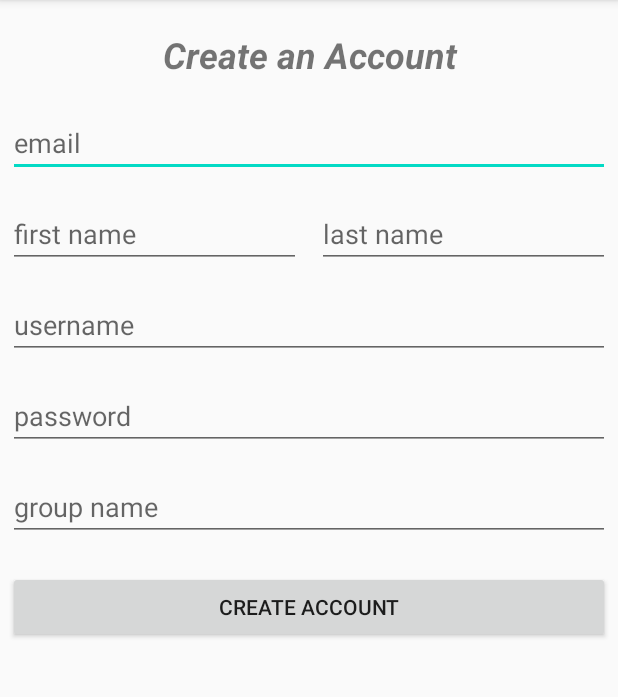
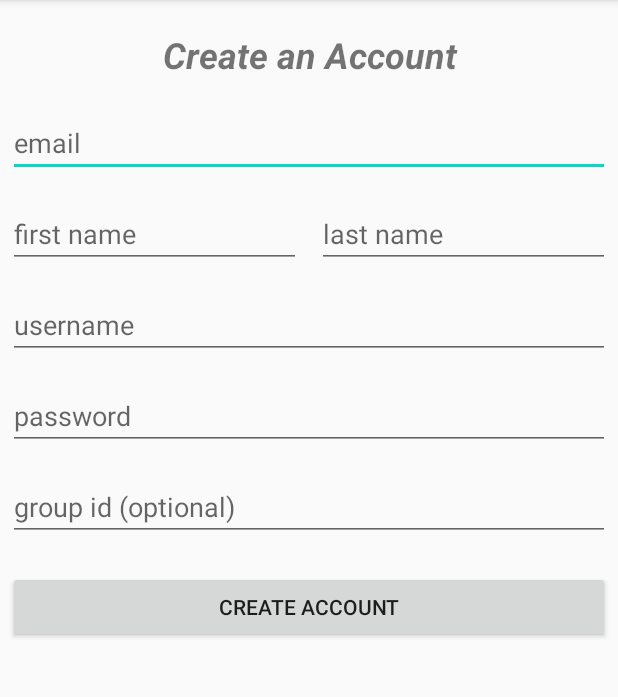
Before and after one commit to Todo-App-Codepath/todoApp, an Android app: the CreateAccountActivity screen opened directly, with no data from a screen before it, on a phone screen of 412 x 824 dp, the part 84-781 px from its top. Run offline under Robolectric (Android 15) with nearby library versions, the phone set to English and light mode, and no system bars; libraries missing offline, so code that uses them is left out: com.parse.

Commit message:
Remove create a group functionality from Create Account page. Replace with option to join an existing group.

```diff
--- a/app/src/main/java/com/example/chorewheel/CreateAccountActivity.java
+++ b/app/src/main/java/com/example/chorewheel/CreateAccountActivity.java
@@ -10,9 +10,12 @@ import android.widget.Button;
 import android.widget.EditText;
 import android.widget.Toast;
 
+import com.parse.GetCallback;
 import com.parse.ParseException;
 import com.parse.ParseObject;
+import com.parse.ParseQuery;
 import com.parse.ParseUser;
+import com.parse.SaveCallback;
 import com.parse.SignUpCallback;
 
 public class CreateAccountActivity extends AppCompatActivity {
@@ -23,7 +26,7 @@ public class CreateAccountActivity extends AppCompatActivity {
     private EditText etLname;
     private EditText etUsername;
     private EditText etPassword;
-    private EditText etGroupName;
+    private EditText etGroupID;
     private Button btnCreateAccount;
 
     @Override
@@ -36,25 +39,48 @@ public class CreateAccountActivity extends AppCompatActivity {
         etLname = findViewById(R.id.etLname);
         etUsername = findViewById(R.id.etUsername);
         etPassword = findViewById(R.id.etPassword);
-        etGroupName = findViewById(R.id.etGroupName);
+        etGroupID = findViewById(R.id.etGroupID);
         btnCreateAccount = findViewById(R.id.btnCreateAccount);
 
         btnCreateAccount.setOnClickListener(new View.OnClickListener() {
             @Override
             public void onClick(View v) {
                 Log.i(TAG, "onClick Create Account button");
-                String email = etEmail.getText().toString();
-                String firstName = etFname.getText().toString();
-                String lastName = etLname.getText().toString();
-                String username = etUsername.getText().toString();
-                String password = etPassword.getText().toString();
-                String group = etGroupName.getText().toString();
-                createAccount(email, firstName, lastName, username, password, group);
+                final String email = etEmail.getText().toString();
+                final String firstName = etFname.getText().toString();
+                final String lastName = etLname.getText().toString();
+                final String username = etUsername.getText().toString();
+                final String password = etPassword.getText().toString();
+                final String groupID = etGroupID.getText().toString();
+
+                if (groupID.equals("")) {
+                    createAccount(email,firstName, lastName, username, password);
+                    finish();
+                }
+                else {
+                    ParseQuery<ParseObject> query = ParseQuery.getQuery("Group");
+                    query.whereEqualTo("objectId", groupID);
+                    query.getFirstInBackground(new GetCallback<ParseObject>() {
+                        @Override
+                        public void done(ParseObject object, ParseException e) {
+                            if (object == null) {
+                                Toast.makeText(CreateAccountActivity.this, "Group ID doesn't exist!", Toast.LENGTH_SHORT).show();
+                            }
+                            else {
+                                createAccount(email,firstName, lastName, username, password);
+                                ParseUser user = ParseUser.getCurrentUser();
+                                ParseObject group = object;
+                                addUserToGroup(group, user);
+                                finish();
+                            }
+                        }
+                    });
+                }
             }
         });
     }
 
-    private void createAccount(final String email, final String firstName, final String lastName, final String username, final String password, final String group) {
+    private void createAccount(final String email, final String firstName, final String lastName, final String username, final String password) {
         final ParseUser user = new ParseUser();
         user.setUsername(username);
         user.setPassword(password);
@@ -65,28 +91,31 @@ public class CreateAccountActivity extends AppCompatActivity {
                     user.put("email", email);
                     user.put("firstName", firstName);
                     user.put("lastName", lastName);
-                    //ParseUser newUser = ParseUser.getCurrentUser();
                     user.saveInBackground();
-                    createGroup(group, user);
                     Toast.makeText(CreateAccountActivity.this, "Account created!", Toast.LENGTH_SHORT).show();
                     finish();
-                }
-                else {
+                } else {
                     Toast.makeText(CreateAccountActivity.this, "Create Account Failed!", Toast.LENGTH_SHORT).show();
                 }
             }
         });
     }
 
-    private void createGroup(final String groupName, ParseUser user) {
-        ParseObject group = new ParseObject("Group");
-        group.put("name", groupName);
-        group.saveInBackground();
-
+    private void addUserToGroup(final ParseObject group, final ParseUser user) {
         ParseObject groupsUsers = new ParseObject("GroupsUsers");
         groupsUsers.put("userID", user);
         groupsUsers.put("groupID", group);
-        groupsUsers.saveInBackground();
+        groupsUsers.saveInBackground(new SaveCallback() {
+            @Override
+            public void done(ParseException e) {
+                if (e == null) {
+                    Log.i(TAG, "New User added to Group List");
+                }
+                else {
+                    Log.e(TAG, "Error occurred: User not added to Group.");
+                }
+            }
+        });
     }
 
     // Reroute to login page once an account is created.
--- a/app/src/main/res/layout/activity_create_account.xml
+++ b/app/src/main/res/layout/activity_create_account.xml
@@ -89,7 +89,7 @@
         android:id="@+id/btnCreateAccount"
         android:layout_width="match_parent"
         android:layout_height="wrap_content"
-        android:layout_below="@+id/etGroupName"
+        android:layout_below="@+id/etGroupID"
         android:layout_alignParentStart="true"
         android:layout_alignParentEnd="true"
         android:layout_marginStart="5dp"
@@ -98,7 +98,7 @@
         android:text="Create Account" />
 
     <EditText
-        android:id="@+id/etGroupName"
+        android:id="@+id/etGroupID"
         android:layout_width="match_parent"
         android:layout_height="wrap_content"
         android:layout_below="@+id/etPassword"
@@ -108,6 +108,6 @@
         android:layout_marginTop="15dp"
         android:layout_marginEnd="5dp"
         android:ems="10"
-        android:hint="group name"
+        android:hint="group id (optional)"
         android:inputType="textPersonName" />
 </RelativeLayout>
```
